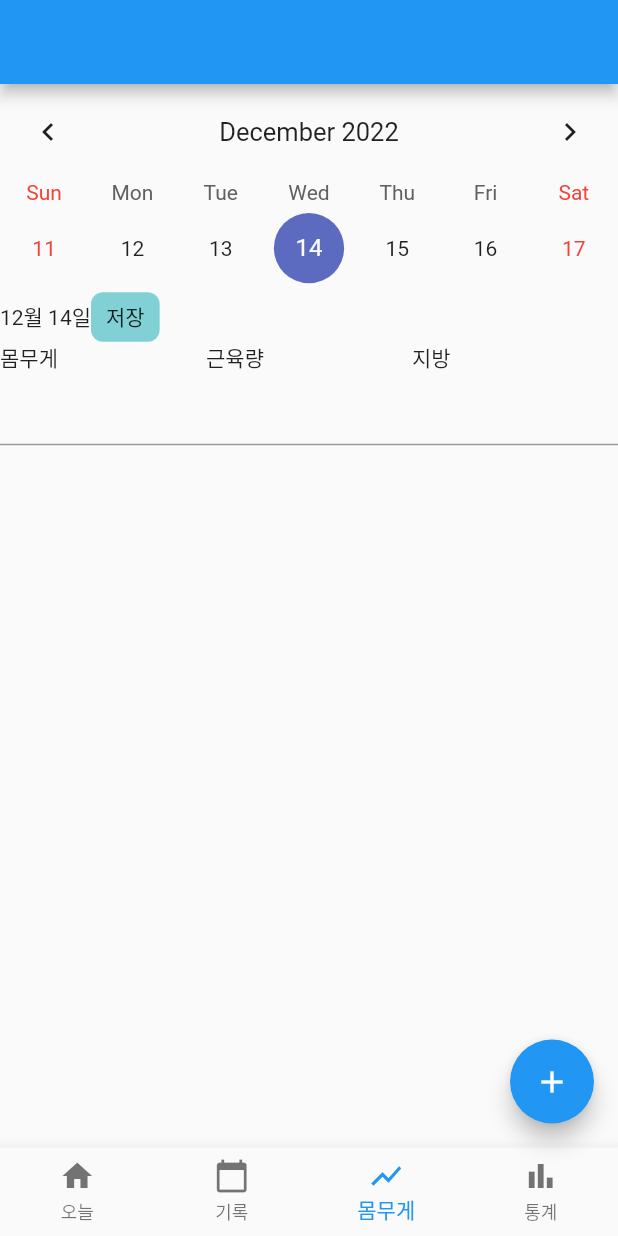
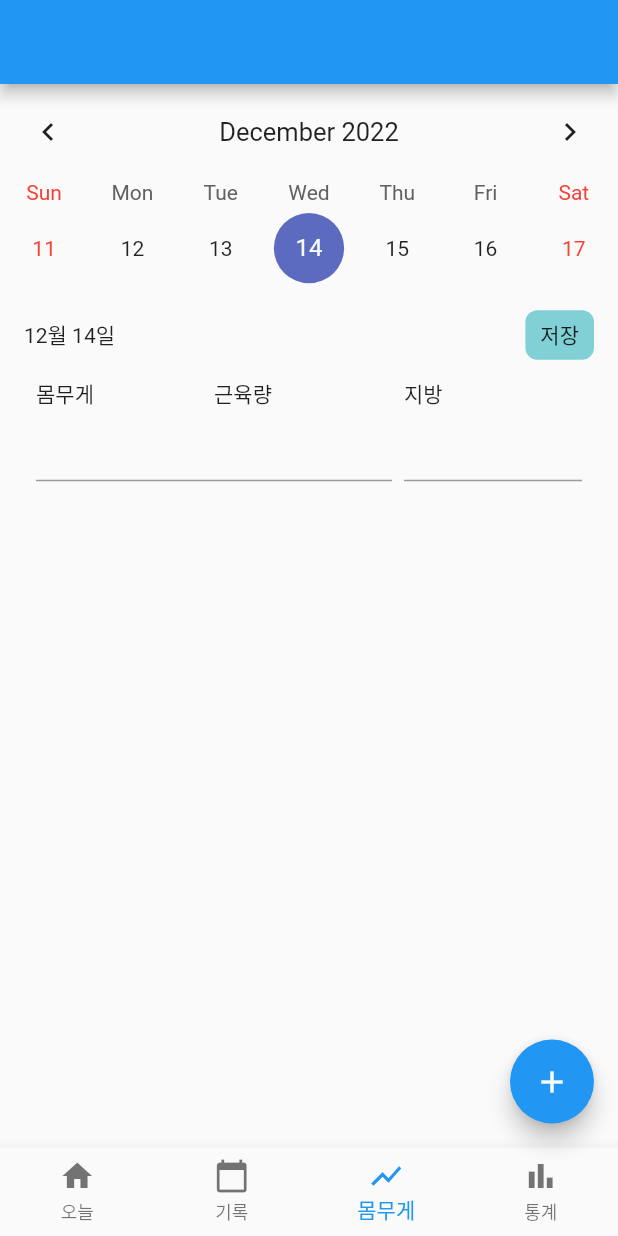
Before and after one commit to EunjoungAhn/dietapp, a Flutter app: the screen it shows after launch, item 3 of the bottom bar chosen, on a phone screen of 412 x 824 dp. Run offline on Flutter 3.47's test engine with Material 2 defaults, Android fonts, the phone set to English and light mode, and no system bars; drawn by our look-alikes of table_calendar; our stand-ins replace sqflite; missing offline and left inert: multi_image_picker; accounts and stored records are empty.

Commit message:
몸무게페이지 상단 구성 완료

```diff
--- a/lib/main.dart
+++ b/lib/main.dart
@@ -361,9 +361,11 @@ class _MyHomePageState extends State<MyHomePage> {
             );
           }else if(index == 1){
             return Container(
+              margin: EdgeInsets.symmetric(horizontal: 16, vertical: 12),
               child: Column(
                 children: [
                   Row(
+                    mainAxisAlignment:  MainAxisAlignment.spaceBetween,
                     children: [
                       Text("${dateTime.month}월 ${dateTime.day}일"),
                       InkWell(
@@ -393,9 +395,10 @@ class _MyHomePageState extends State<MyHomePage> {
                       ),
                     ],
                   ),
-
+                  Container(height: 12,),
                   Row(
                     children: [
+                      Container(width: 8,),
                       Expanded(
                           child: Column(
                             crossAxisAlignment: CrossAxisAlignment.stretch ,
@@ -438,6 +441,7 @@ class _MyHomePageState extends State<MyHomePage> {
                           ],
                         ),
                       ),
+                      Container(width: 8,),
                       Expanded(
                         child: Column(
                           crossAxisAlignment: CrossAxisAlignment.stretch ,
@@ -459,6 +463,7 @@ class _MyHomePageState extends State<MyHomePage> {
                           ],
                         ),
                       ),
+                      Container(width: 8,),
                     ],
                   ),
                 ],
```
